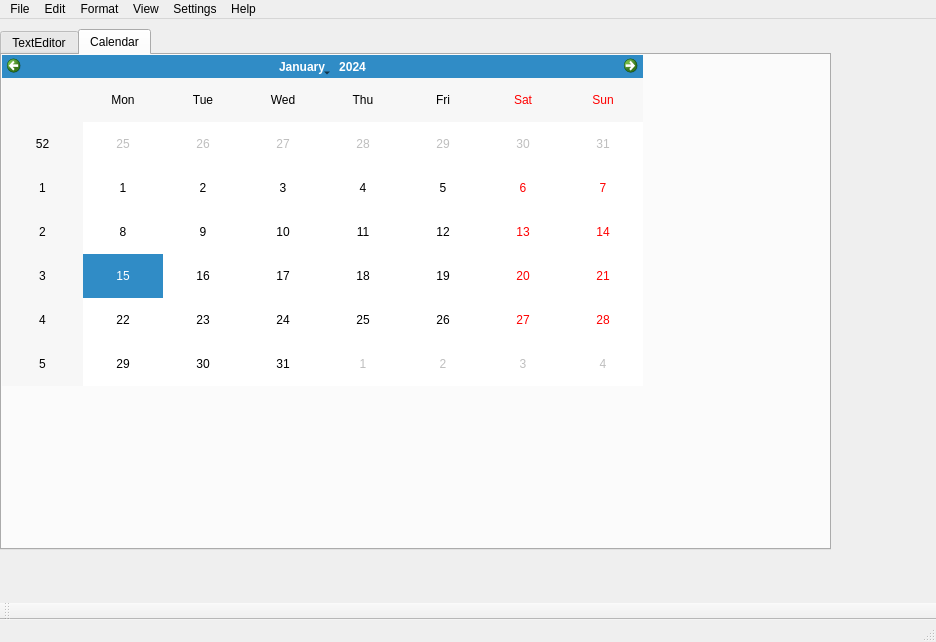
ECU-CSCI-4230/SpiralBound, file Qt Project Files/SpiralBound/mainwindow.ui: the form before one commit.
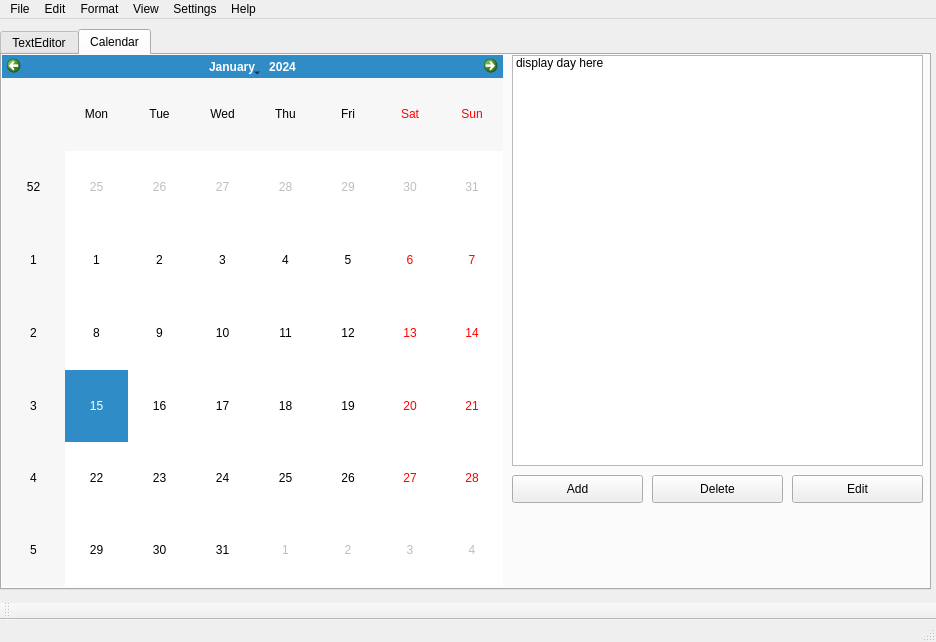
The form after the commit. The open tabs and pages were chosen to show the change. Icons and pictures are not drawn.

Commit message:
Calendar buttons, commenting
Added three calendar buttons, Add, Delete, and Edit.

Changed "Actions", to "Menu Bar Buttons" in the comments.

Patch:
```diff
--- a/Qt Project Files/SpiralBound/mainwindow.ui
+++ b/Qt Project Files/SpiralBound/mainwindow.ui
@@ -26,8 +26,8 @@
      <rect>
       <x>0</x>
       <y>10</y>
-      <width>831</width>
-      <height>521</height>
+      <width>931</width>
+      <height>561</height>
      </rect>
     </property>
     <property name="tabPosition">
@@ -66,11 +66,65 @@
        <rect>
         <x>0</x>
         <y>0</y>
-        <width>641</width>
-        <height>331</height>
+        <width>501</width>
+        <height>531</height>
        </rect>
       </property>
      </widget>
+     <widget class="QListWidget" name="listWidget">
+      <property name="geometry">
+       <rect>
+        <x>510</x>
+        <y>0</y>
+        <width>411</width>
+        <height>411</height>
+       </rect>
+      </property>
+      <item>
+       <property name="text">
+        <string>display day here</string>
+       </property>
+      </item>
+     </widget>
+     <widget class="QPushButton" name="pushButton_addEvent">
+      <property name="geometry">
+       <rect>
+        <x>510</x>
+        <y>420</y>
+        <width>131</width>
+        <height>28</height>
+       </rect>
+      </property>
+      <property name="text">
+       <string>Add</string>
+      </property>
+     </widget>
+     <widget class="QPushButton" name="pushButton_deleteEvent">
+      <property name="geometry">
+       <rect>
+        <x>650</x>
+        <y>420</y>
+        <width>131</width>
+        <height>28</height>
+       </rect>
+      </property>
+      <property name="text">
+       <string>Delete</string>
+      </property>
+     </widget>
+     <widget class="QPushButton" name="pushButton_editEvent">
+      <property name="geometry">
+       <rect>
+        <x>790</x>
+        <y>420</y>
+        <width>131</width>
+        <height>28</height>
+       </rect>
+      </property>
+      <property name="text">
+       <string>Edit</string>
+      </property>
+     </widget>
     </widget>
    </widget>
   </widget>
```
Left out of the diff: 4 changed lines with no effect on the pictures. The commit also changes 2 other files.
